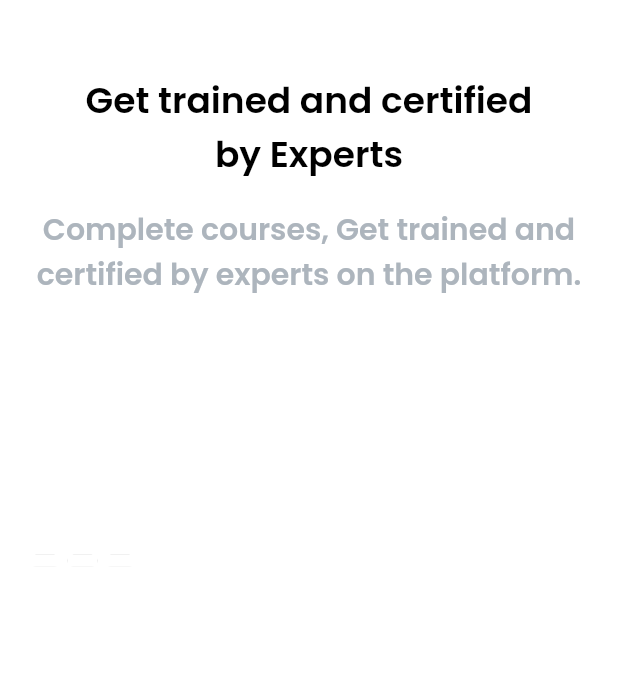
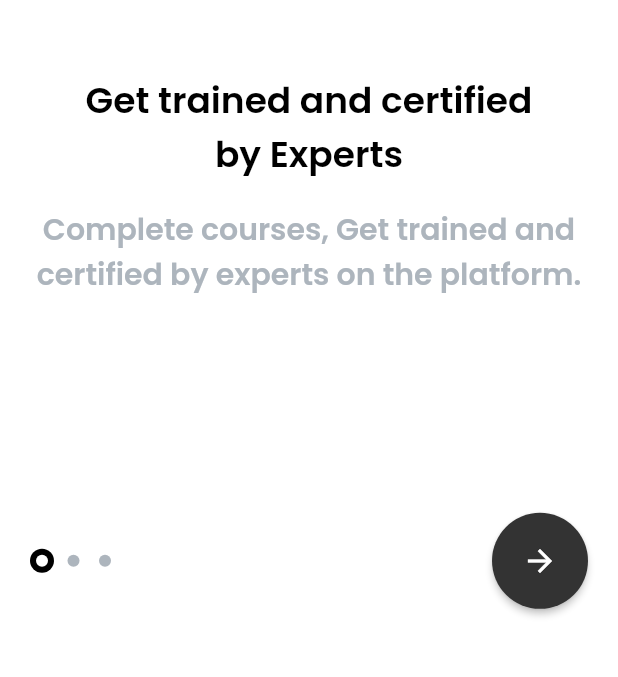
Before and after one commit to Near-Grants-Projects/EAKazi_Freelancer, a Flutter app: the OnBoardingScreen screen opened directly, on a phone screen of 412 x 824 dp, the part 497-1174 px from its top. Run offline on Flutter 3.47's test engine with Material 2 defaults, Android fonts, the light colour scheme and no system bars; our stand-ins replace flutter_riverpod, flutter_svg, google_fonts.

Commit message:
onboarding screen done

```diff
--- a/lib/main.dart
+++ b/lib/main.dart
@@ -17,7 +17,7 @@ Future<void> main() async {
       statusBarIconBrightness: Brightness.dark,
       statusBarBrightness: Brightness.light,
       statusBarColor: Colors.transparent,
-      systemNavigationBarColor: AppColors.darkTextColor,
+      systemNavigationBarColor: AppColors.darkColor,
       systemNavigationBarIconBrightness: Brightness.dark,
     ),
   );
--- a/lib/src/app.dart
+++ b/lib/src/app.dart
@@ -1,4 +1,3 @@
-import 'package:ea_kazi/src/features/authentication/auth_components/sign_up_screen.dart';
 import 'package:ea_kazi/src/features/features_exports.dart';
 import 'package:ea_kazi/src/utils/utils_exports.dart';
 import 'package:flutter/material.dart';
@@ -12,7 +11,7 @@ class EaKazi extends StatelessWidget {
     return MaterialApp(
       theme: theme,
       debugShowCheckedModeBanner: false,
-      home: const LogInScreen(),
+      home: const OnBoardingScreen(),
     );
   }
 }
--- a/lib/src/constants/app_colors.dart
+++ b/lib/src/constants/app_colors.dart
@@ -2,7 +2,9 @@ import 'package:flutter/material.dart';
 
 class AppColors {
   static const scaffoldBgColor = Color(0xFFFFFFFF);
-  static const darkTextColor = Color(0xFF000000);
-  static const secondaryTextcolor = Color(0xFFADB5BD);
+  static const darkColor = Color(0xFF000000);
+  static const secondaryColor = Color(0xFFADB5BD);
   static const textFormFieldColor = Color(0xFFEEF4FF);
+  static const altTextColor = Color(0xFF4175DF);
+  static const btnColor = Color(0xFF333333);
 }
--- a/lib/src/constants/app_constants.dart
+++ b/lib/src/constants/app_constants.dart
@@ -1 +1,7 @@
+import 'package:flutter/material.dart';
+
+import 'app_sizes.dart';
+
 const kAnimationDuration = Duration(milliseconds: 200);
+
+const kDefaultPadding = EdgeInsets.all(Sizes.p20);
--- a/lib/src/constants/app_strings.dart
+++ b/lib/src/constants/app_strings.dart
@@ -1,5 +1,6 @@
 class AppStrings {
   static const signUp = "Sign UP";
+  static const signUpBtnText = "Signup";
   static const signIn = "Sign in";
   static const createAccountText = "Create an account";
   static const fullNameText = "Full name";
--- a/lib/src/features/authentication/authentication_exports.dart
+++ b/lib/src/features/authentication/authentication_exports.dart
@@ -1 +1 @@
-export 'onboarding_screen.dart';
+export 'onboarding/onboarding_screen.dart';
--- /dev/null
+++ b/lib/src/features/authentication/onboarding/onboarding_components/custom_elevated_button.dart
@@ -0,0 +1,23 @@
+import 'package:ea_kazi/src/constants/constants_exports.dart';
+import 'package:flutter/material.dart';
+
+class CustomRoundElevatedButton extends StatelessWidget {
+  const CustomRoundElevatedButton({Key? key}) : super(key: key);
+  @override
+  Widget build(BuildContext context) {
+    return SizedBox(
+      height: Sizes.p64,
+      width: Sizes.p64,
+      child: ElevatedButton(
+        style: ElevatedButton.styleFrom(
+          primary: AppColors.btnColor,
+          shape: RoundedRectangleBorder(
+            borderRadius: BorderRadius.circular(Sizes.p32),
+          ),
+        ),
+        child: const Icon(Icons.arrow_forward),
+        onPressed: () => null, // TODO: IMPLEMENT NEXT PAGE NAVIGATION
+      ),
+    );
+  }
+}
--- /dev/null
+++ b/lib/src/features/authentication/onboarding/onboarding_components/onboarding_content.dart
@@ -0,0 +1,46 @@
+import 'package:ea_kazi/src/constants/constants_exports.dart';
+import 'package:flutter/material.dart';
+import 'package:flutter_svg/flutter_svg.dart';
+
+class OnBoardingContent extends StatelessWidget {
+  const OnBoardingContent({
+    Key? key,
+    required this.imagePath,
+    required this.heading,
+    required this.subHeading,
+  }) : super(key: key);
+
+  final String imagePath;
+  final String heading;
+  final String subHeading;
+
+  @override
+  Widget build(BuildContext context) {
+    return Column(
+      mainAxisAlignment: MainAxisAlignment.center,
+      crossAxisAlignment: CrossAxisAlignment.center,
+      children: [
+        SvgPicture.asset(
+          imagePath,
+        ),
+        gapH6,
+        SizedBox(
+          width: 300,
+          child: Text(
+            heading,
+            textAlign: TextAlign.center,
+            style: Theme.of(context).textTheme.headline5,
+          ),
+        ),
+        gapH2,
+        Text(
+          subHeading,
+          textAlign: TextAlign.center,
+          style: Theme.of(context).textTheme.headline6!.copyWith(
+                color: AppColors.secondaryColor,
+              ),
+        ),
+      ],
+    );
+  }
+}
--- /dev/null
+++ b/lib/src/features/authentication/onboarding/onboarding_components/page_dots.dart
@@ -0,0 +1,42 @@
+import 'package:ea_kazi/src/constants/constants_exports.dart';
+import 'package:flutter/material.dart';
+import 'package:flutter_riverpod/flutter_riverpod.dart';
+
+final pageIndexProvider = StateProvider((ref) => 0);
+
+class PageDots extends ConsumerWidget {
+  const PageDots({
+    Key? key,
+    required this.index,
+  }) : super(key: key);
+
+  final int index;
+
+  @override
+  Widget build(BuildContext context, WidgetRef ref) {
+    final pageIndex = ref.watch(pageIndexProvider);
+
+    return AnimatedContainer(
+      duration: kAnimationDuration,
+      curve: Curves.easeInOut,
+      margin: const EdgeInsets.only(right: 5),
+      padding: const EdgeInsets.all(Sizes.p4),
+      height: Sizes.p16,
+      width: Sizes.p16,
+      decoration: BoxDecoration(
+        color: pageIndex == index ? AppColors.darkColor : Colors.transparent,
+        borderRadius: BorderRadius.circular(Sizes.p12),
+      ),
+      child: Container(
+        height: Sizes.p16,
+        width: Sizes.p16,
+        decoration: BoxDecoration(
+          color: pageIndex == index
+              ? AppColors.scaffoldBgColor
+              : AppColors.secondaryColor,
+          borderRadius: BorderRadius.circular(Sizes.p12),
+        ),
+      ),
+    );
+  }
+}
--- /dev/null
+++ b/lib/src/features/authentication/onboarding/onboarding_screen.dart
@@ -0,0 +1,69 @@
+import 'package:ea_kazi/src/constants/constants_exports.dart';
+import 'package:ea_kazi/src/utils/utils_exports.dart';
+import 'package:flutter/material.dart';
+import 'package:flutter_riverpod/flutter_riverpod.dart';
+import 'package:flutter_svg/flutter_svg.dart';
+
+import 'onboarding_components/custom_elevated_button.dart';
+import 'onboarding_components/onboarding_content.dart';
+import 'onboarding_components/onboarding_page_data.dart';
+import 'onboarding_components/page_dots.dart';
+
+class OnBoardingScreen extends ConsumerWidget {
+  const OnBoardingScreen({Key? key}) : super(key: key);
+
+  @override
+  Widget build(BuildContext context, WidgetRef ref) {
+    SizeConfig().init(context);
+
+    void _setPageIndex(int index) {
+      ref.watch(pageIndexProvider.notifier).state = index;
+    }
+
+    return Scaffold(
+      body: SizedBox(
+        width: double.infinity,
+        child: Padding(
+          padding: kDefaultPadding,
+          child: Column(
+            crossAxisAlignment: CrossAxisAlignment.center,
+            mainAxisAlignment: MainAxisAlignment.center,
+            children: [
+              gapH12,
+              SvgPicture.asset("assets/icons/logo.svg"),
+              gapH6,
+              Expanded(
+                flex: 2,
+                child: PageView.builder(
+                  scrollDirection: Axis.horizontal,
+                  itemCount: onBoardingData.length,
+                  onPageChanged: (value) => _setPageIndex(value),
+                  itemBuilder: (_, index) => OnBoardingContent(
+                    imagePath: onBoardingData[index].imagePath,
+                    heading: onBoardingData[index].heading,
+                    subHeading: onBoardingData[index].subHeading,
+                  ),
+                ),
+              ),
+              Expanded(
+                child: Row(
+                  children: [
+                    Row(
+                      mainAxisAlignment: MainAxisAlignment.center,
+                      children: List.generate(
+                        onBoardingData.length,
+                        (index) => PageDots(index: index),
+                      ),
+                    ),
+                    const Spacer(),
+                    const CustomRoundElevatedButton()
+                  ],
+                ),
+              ),
+            ],
+          ),
+        ),
+      ),
+    );
+  }
+}
--- a/lib/src/features/authentication/onboarding_screen.dart
+++ /dev/null
@@ -1,140 +0,0 @@
-import 'package:ea_kazi/src/constants/constants_exports.dart';
-import 'package:ea_kazi/src/features/authentication/auth_components/onboarding_page_data.dart';
-import 'package:ea_kazi/src/utils/utils_exports.dart';
-import 'package:flutter/material.dart';
-import 'package:flutter_riverpod/flutter_riverpod.dart';
-import 'package:flutter_svg/flutter_svg.dart';
-
-final pageIndexProvider = StateProvider((ref) => 0);
-
-class OnBoardingScreen extends ConsumerWidget {
-  const OnBoardingScreen({Key? key}) : super(key: key);
-
-  @override
-  Widget build(BuildContext context, WidgetRef ref) {
-    SizeConfig().init(context);
-
-    void _setPageIndex(int index) {
-      ref.watch(pageIndexProvider.notifier).state = index;
-    }
-
-    return Scaffold(
-      // backgroundColor: Colors.amber,
-      body: SizedBox(
-        width: double.infinity,
-        child: Padding(
-          padding: const EdgeInsets.all(Sizes.p20),
-          child: Column(
-            crossAxisAlignment: CrossAxisAlignment.center,
-            mainAxisAlignment: MainAxisAlignment.center,
-            children: [
-              gapH12,
-              SvgPicture.asset("assets/icons/logo.svg"),
-              gapH6,
-              Expanded(
-                flex: 2,
-                child: PageView.builder(
-                  scrollDirection: Axis.horizontal,
-                  itemCount: onBoardingData.length,
-                  onPageChanged: (value) => _setPageIndex(value),
-                  itemBuilder: (_, index) => OnBoardingContent(
-                    imagePath: onBoardingData[index].imagePath,
-                    heading: onBoardingData[index].heading,
-                    subHeading: onBoardingData[index].subHeading,
-                  ),
-                ),
-              ),
-              Expanded(
-                child: Row(
-                  children: [
-                    Row(
-                      mainAxisAlignment: MainAxisAlignment.center,
-                      children: List.generate(
-                        onBoardingData.length,
-                        (index) => PageDots(index: index),
-                      ),
-                    ),
-
-                  ],
-                ),
-              ),
-            ],
-          ),
-        ),
-      ),
-    );
-  }
-}
-
-class PageDots extends ConsumerWidget {
-  const PageDots({
-    Key? key,
-    required this.index,
-  }) : super(key: key);
-
-  final int index;
-
-  @override
-  Widget build(BuildContext context, WidgetRef ref) {
-    final pageIndex = ref.watch(pageIndexProvider);
-    return AnimatedContainer(
-      duration: kAnimationDuration,
-      margin: EdgeInsets.only(right: 5),
-      height: Sizes.p8,
-      width: pageIndex == index ? 20 : 20,
-      decoration: BoxDecoration(
-        color: Colors.black26,
-        // color: pageIndex == index ? AppColors.darkTextColor : Colors.white,
-        borderRadius: BorderRadius.circular(4),
-      ),
-      child: Container(
-        color: Colors.white,
-        height: 4,
-        width: 4,
-      ),
-    );
-  }
-}
-
-class OnBoardingContent extends StatelessWidget {
-  const OnBoardingContent({
-    Key? key,
-    required this.imagePath,
-    required this.heading,
-    required this.subHeading,
-  }) : super(key: key);
-
-  final String imagePath;
-  final String heading;
-  final String subHeading;
-
-  @override
-  Widget build(BuildContext context) {
-    return Column(
-      mainAxisAlignment: MainAxisAlignment.center,
-      crossAxisAlignment: CrossAxisAlignment.center,
-      children: [
-        SvgPicture.asset(
-          imagePath,
-        ),
-        gapH6,
-        SizedBox(
-          width: 300,
-          child: Text(
-            heading,
-            textAlign: TextAlign.center,
-            style: Theme.of(context).textTheme.headline5,
-          ),
-        ),
-        gapH2,
-        Text(
-          subHeading,
-          textAlign: TextAlign.center,
-          style: Theme.of(context).textTheme.headline6!.copyWith(
-                color: AppColors.secondaryTextcolor,
-              ),
-        ),
-      ],
-    );
-  }
-}
```
Also changed, not shown: lib/src/features/authentication/sign_up_screen.dart (renamed from lib/src/features/authentication/auth_components/sign_up_screen.dart, +29 -2 lines), lib/src/utils/theme.dart (+6 -5 lines), assets/icons/bgImage.svg (deleted), lib/src/features/authentication/onboarding/onboarding_components/onboarding_page_data.dart (renamed from lib/src/features/authentication/auth_components/onboarding_page_data.dart).
